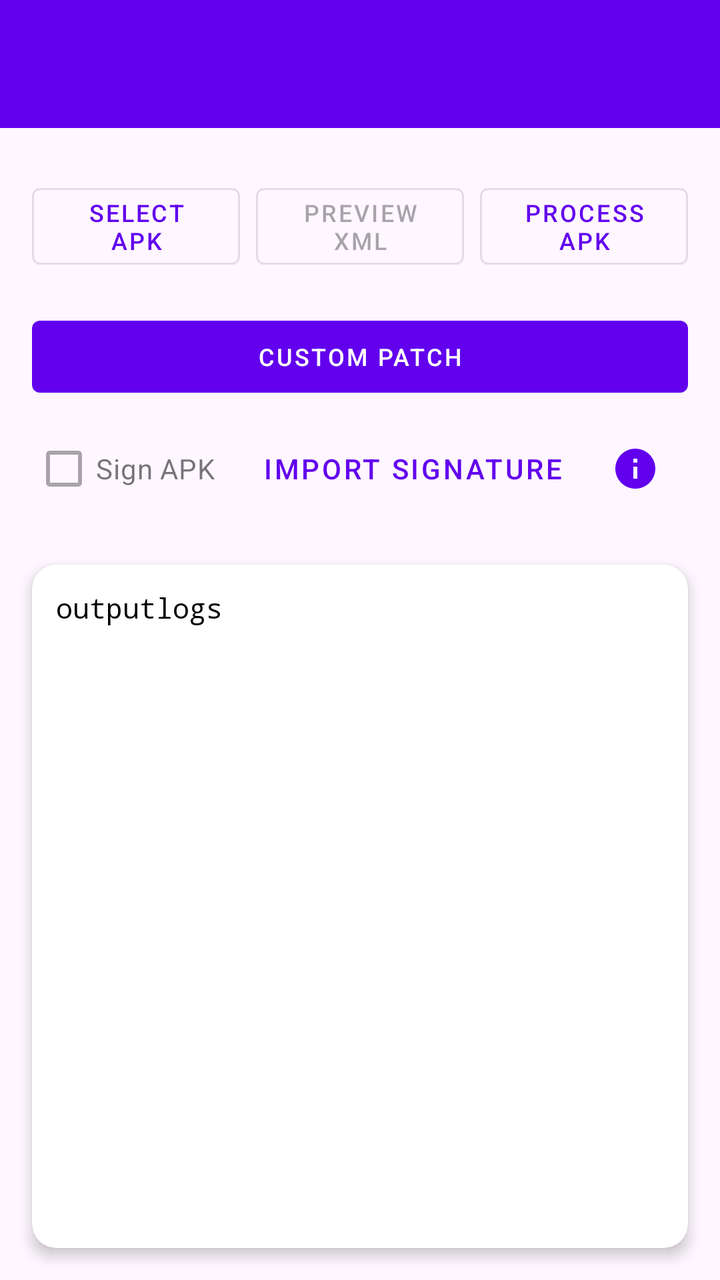
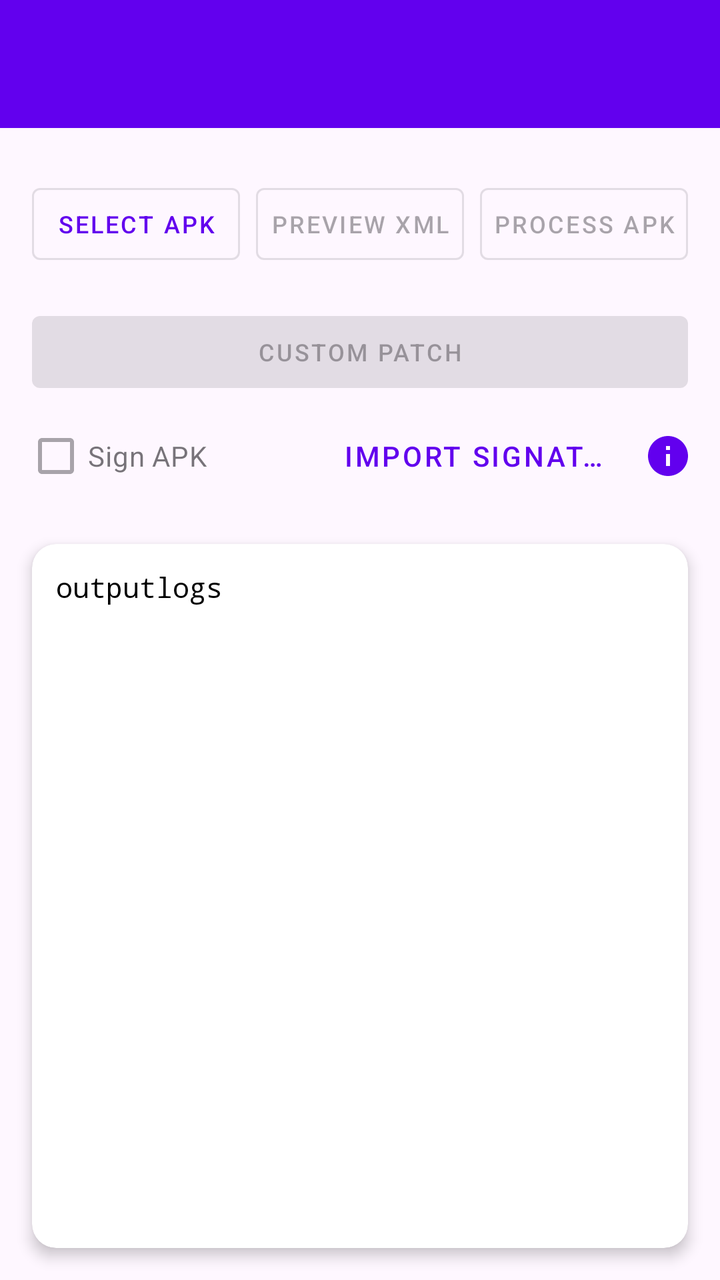

An Android layout rendered at two revisions. The XML below is the earlier revision; the diff shows what the commit changed to produce the second picture.
<!-- AndroidManifest.xml: application theme Theme.AMEditor -->
<!-- res/layout/activity_main.xml -->
<?xml version="1.0" encoding="utf-8"?>
<androidx.constraintlayout.widget.ConstraintLayout xmlns:android="http://schemas.android.com/apk/res/android"
    xmlns:app="http://schemas.android.com/apk/res-auto"
    xmlns:tools="http://schemas.android.com/tools"
    android:id="@+id/mainLayout"
    android:layout_width="match_parent"
    android:layout_height="match_parent"
    tools:context=".MainActivity">

    
    <com.google.android.material.appbar.MaterialToolbar
        android:id="@+id/toolbar"
        android:layout_width="0dp"
        android:layout_height="wrap_content"
        android:background="?attr/colorPrimary"
        android:title="@string/app_name"
        android:titleTextColor="@color/white"
        android:paddingTop="30dp"
        android:paddingBottom="1dp"
        app:titleCentered="true"
        app:titleTextAppearance="@style/TextAppearance.AMEditor.Toolbar.Title"
        app:layout_constraintEnd_toEndOf="parent"
        app:layout_constraintStart_toStartOf="parent"
        app:layout_constraintTop_toTopOf="parent" />

    
    <LinearLayout
        android:id="@+id/buttonContainer"
        android:layout_width="0dp"
        android:layout_height="wrap_content"
        android:orientation="horizontal"
        android:gravity="center"
        android:padding="16dp"
        android:layout_marginTop="8dp"
        app:layout_constraintTop_toBottomOf="@id/toolbar"
        app:layout_constraintStart_toStartOf="parent"
        app:layout_constraintEnd_toEndOf="parent">

        <com.google.android.material.button.MaterialButton
            android:id="@+id/selectApkButton"
            android:layout_width="0dp"
            android:layout_height="wrap_content"
            android:layout_marginEnd="4dp"
            android:layout_weight="1"
            android:text="@string/select_apk_button_text"
            style="@style/Widget.MaterialComponents.Button.OutlinedButton"
            android:textSize="12sp"/>

        <com.google.android.material.button.MaterialButton
            android:id="@+id/previewButton"
            android:layout_width="0dp"
            android:layout_height="wrap_content"
            android:layout_marginHorizontal="4dp"
            android:layout_weight="1"
            android:text="Preview XML"
            android:enabled="false"
            style="@style/Widget.MaterialComponents.Button.OutlinedButton"
            android:textSize="12sp"/>

        <com.google.android.material.button.MaterialButton
            android:id="@+id/processButton"
            android:layout_width="0dp"
            android:layout_height="wrap_content"
            android:layout_marginStart="4dp"
            android:layout_weight="1"
            android:text="@string/process_apk_button_text"
            style="@style/Widget.MaterialComponents.Button.OutlinedButton"
            android:textSize="12sp"/>
    </LinearLayout>

    <LinearLayout
        android:id="@+id/customPatchContainer"
        android:layout_width="match_parent"
        android:layout_height="wrap_content"
        android:orientation="horizontal"
        android:gravity="center"
        android:paddingHorizontal="16dp"
        app:layout_constraintTop_toBottomOf="@id/buttonContainer">

        <com.google.android.material.button.MaterialButton
            android:id="@+id/customPatchButton"
            android:layout_width="match_parent"
            android:layout_height="wrap_content"
            android:text="Custom Patch"
            style="@style/Widget.MaterialComponents.Button.UnelevatedButton"
            android:textSize="12sp"/>
    </LinearLayout>

    <LinearLayout
        android:id="@+id/signatureContainer"
        android:layout_width="match_parent"
        android:layout_height="wrap_content"
        android:orientation="horizontal"
        android:gravity="center_vertical"
        android:paddingHorizontal="16dp"
        android:paddingVertical="8dp"
        app:layout_constraintTop_toBottomOf="@id/customPatchContainer"
        app:layout_constraintStart_toStartOf="parent"
        app:layout_constraintEnd_toEndOf="parent">

        <CheckBox
            android:id="@+id/signCheckBox"
            android:layout_width="wrap_content"
            android:layout_height="wrap_content"
            android:text="@string/sign_apk"
            android:enabled="false" />

        <com.google.android.material.button.MaterialButton
            android:id="@+id/importKeyButton"
            android:layout_width="wrap_content"
            android:layout_height="wrap_content"
            android:text="@string/import_signature"
            android:layout_marginStart="16dp"
            style="@style/Widget.MaterialComponents.Button.TextButton"/>

        <ImageButton
            android:id="@+id/infoButton"
            android:layout_width="40dp"
            android:layout_height="40dp"
            android:src="@drawable/ic_info"
            android:background="?attr/selectableItemBackgroundBorderless"
            android:contentDescription="@string/info_icon"
            android:layout_marginStart="8dp"
            android:scaleType="centerInside" />
    </LinearLayout>
    
    
    <androidx.cardview.widget.CardView
        android:id="@+id/logCard"
        android:layout_width="0dp"
        android:layout_height="0dp"
        android:layout_margin="16dp"
        app:cardCornerRadius="12dp"
        app:cardElevation="4dp"
        app:layout_constraintTop_toBottomOf="@id/signatureContainer"
        app:layout_constraintBottom_toBottomOf="parent"
        app:layout_constraintStart_toStartOf="parent"
        app:layout_constraintEnd_toEndOf="parent">

        <ScrollView
            android:id="@+id/logScrollView"
            android:layout_width="match_parent"
            android:layout_height="match_parent"
            android:padding="12dp"
            android:scrollbars="vertical">

            <TextView
                android:id="@+id/logTextView"
                android:layout_width="match_parent"
                android:layout_height="wrap_content"
                android:fontFamily="monospace"
                android:textSize="14sp"
                android:textColor="@android:color/black"
                android:text="@string/Output"
                android:lineSpacingExtra="2dp"/>
        </ScrollView>
    </androidx.cardview.widget.CardView>

</androidx.constraintlayout.widget.ConstraintLayout>
<!-- resources referenced by this layout -->
<resources>
  <color name="white">#FFFFFF</color>
  <!-- drawable ic_info (drawable) -->
  <vector xmlns:android="http://schemas.android.com/apk/res/android"
      android:width="24dp"
      android:height="24dp"
      android:viewportWidth="24"
      android:viewportHeight="24"
      android:tint="@color/purple_500">
      <path
          android:fillColor="@android:color/white"
          android:pathData="M12,2C6.48,2 2,6.48 2,12s4.48,10 10,10 10,-4.48 10,-10S17.52,2 12,2zM13,17h-2v-6h2v6zM13,9h-2L11,7h2v2z"/>
  </vector>
  <string name="Output">outputlogs</string>
  <string name="app_name" translatable="false">Manifest Patcher</string>
  <string name="import_signature">Import Signature</string>
  <string name="info_icon">Info</string>
  <string name="process_apk_button_text" translatable="false">Process APK</string>
  <string name="select_apk_button_text" translatable="false">Select APK</string>
  <string name="sign_apk">Sign APK</string>
  <style name="TextAppearance.AMEditor.Toolbar.Title" parent="TextAppearance.Material3.TitleLarge">
          <item name="android:textStyle">bold</item>
          <item name="android:textColor">@color/white</item>
      </style>
  <style name="Theme.AMEditor" parent="Theme.Material3.Light.NoActionBar">
          
          <item name="colorPrimary">@color/purple_500</item>
          <item name="colorPrimaryVariant">@color/purple_700</item>
          <item name="colorOnPrimary">@color/white</item>
          <item name="colorSecondary">@color/teal_200</item>
          <item name="colorSecondaryVariant">@color/teal_700</item>
          <item name="colorOnSecondary">@color/black</item>
          
          <item name="toolbarStyle">@style/Widget.AMEditor.Toolbar</item>
      </style>
  <color name="purple_500">#6200EE</color>
  <color name="purple_700">#3700B3</color>
  <color name="teal_200">#03DAC5</color>
  <color name="teal_700">#018786</color>
  <color name="black">#000000</color>
  <style name="Widget.AMEditor.Toolbar" parent="Widget.Material3.Toolbar">
          <item name="titleTextAppearance">@style/TextAppearance.AMEditor.Toolbar.Title</item>
      </style>
</resources>

<!-- the commit's change to res/layout/activity_main.xml (unified diff, before → after) -->
@@ -5,23 +5,30 @@
     android:id="@+id/mainLayout"
     android:layout_width="match_parent"
     android:layout_height="match_parent"
+    android:fitsSystemWindows="true"
     tools:context=".MainActivity">
 
-    
-    <com.google.android.material.appbar.MaterialToolbar
-        android:id="@+id/toolbar"
+    <com.google.android.material.appbar.AppBarLayout
+        android:id="@+id/appBarLayout"
         android:layout_width="0dp"
         android:layout_height="wrap_content"
-        android:background="?attr/colorPrimary"
-        android:title="@string/app_name"
-        android:titleTextColor="@color/white"
-        android:paddingTop="30dp"
-        android:paddingBottom="1dp"
-        app:titleCentered="true"
-        app:titleTextAppearance="@style/TextAppearance.AMEditor.Toolbar.Title"
+        android:fitsSystemWindows="true"
         app:layout_constraintEnd_toEndOf="parent"
         app:layout_constraintStart_toStartOf="parent"
-        app:layout_constraintTop_toTopOf="parent" />
+        app:layout_constraintTop_toTopOf="parent">
+
+        <com.google.android.material.appbar.MaterialToolbar
+            android:id="@+id/toolbar"
+            android:layout_width="match_parent"
+            android:layout_height="?attr/actionBarSize"
+            android:background="?attr/colorPrimary"
+            android:title="@string/app_name"
+            android:titleTextColor="@color/white"
+            app:titleCentered="true"
+            app:titleTextAppearance="@style/TextAppearance.AMEditor.Toolbar.Title"
+            app:theme="@style/ThemeOverlay.AMEditor.Toolbar" />
+
+    </com.google.android.material.appbar.AppBarLayout>
 
     
     <LinearLayout
@@ -32,7 +39,7 @@
         android:gravity="center"
         android:padding="16dp"
         android:layout_marginTop="8dp"
-        app:layout_constraintTop_toBottomOf="@id/toolbar"
+        app:layout_constraintTop_toBottomOf="@id/appBarLayout"
         app:layout_constraintStart_toStartOf="parent"
         app:layout_constraintEnd_toEndOf="parent">
 
@@ -40,90 +47,116 @@
             android:id="@+id/selectApkButton"
             android:layout_width="0dp"
             android:layout_height="wrap_content"
+            android:layout_weight="1"
             android:layout_marginEnd="4dp"
-            android:layout_weight="1"
             android:text="@string/select_apk_button_text"
-            style="@style/Widget.MaterialComponents.Button.OutlinedButton"
-            android:textSize="12sp"/>
+            android:textSize="12sp"
+            android:minWidth="0dp"
+            android:paddingHorizontal="4dp"
+            style="@style/Widget.MaterialComponents.Button.OutlinedButton" />
 
         <com.google.android.material.button.MaterialButton
             android:id="@+id/previewButton"
             android:layout_width="0dp"
             android:layout_height="wrap_content"
+            android:layout_weight="1"
             android:layout_marginHorizontal="4dp"
-            android:layout_weight="1"
             android:text="Preview XML"
             android:enabled="false"
-            style="@style/Widget.MaterialComponents.Button.OutlinedButton"
-            android:textSize="12sp"/>
+            android:textSize="12sp"
+            android:minWidth="0dp"
+            android:paddingHorizontal="4dp"
+            style="@style/Widget.MaterialComponents.Button.OutlinedButton" />
 
         <com.google.android.material.button.MaterialButton
             android:id="@+id/processButton"
             android:layout_width="0dp"
             android:layout_height="wrap_content"
+            android:layout_weight="1"
             android:layout_marginStart="4dp"
-            android:layout_weight="1"
             android:text="@string/process_apk_button_text"
-            style="@style/Widget.MaterialComponents.Button.OutlinedButton"
-            android:textSize="12sp"/>
+            android:enabled="false"
+            android:textSize="12sp"
+            android:minWidth="0dp"
+            android:paddingHorizontal="4dp"
+            style="@style/Widget.MaterialComponents.Button.OutlinedButton" />
+
     </LinearLayout>
 
     <LinearLayout
         android:id="@+id/customPatchContainer"
-        android:layout_width="match_parent"
+        android:layout_width="0dp"
         android:layout_height="wrap_content"
         android:orientation="horizontal"
         android:gravity="center"
         android:paddingHorizontal="16dp"
-        app:layout_constraintTop_toBottomOf="@id/buttonContainer">
+        app:layout_constraintTop_toBottomOf="@id/buttonContainer"
+        app:layout_constraintStart_toStartOf="parent"
+        app:layout_constraintEnd_toEndOf="parent">
 
         <com.google.android.material.button.MaterialButton
             android:id="@+id/customPatchButton"
             android:layout_width="match_parent"
             android:layout_height="wrap_content"
             android:text="Custom Patch"
-            style="@style/Widget.MaterialComponents.Button.UnelevatedButton"
-            android:textSize="12sp"/>
+            android:enabled="false"
+            android:textSize="12sp"
+            style="@style/Widget.MaterialComponents.Button.UnelevatedButton" />
+
     </LinearLayout>
 
+    
     <LinearLayout
         android:id="@+id/signatureContainer"
-        android:layout_width="match_parent"
+        android:layout_width="0dp"
         android:layout_height="wrap_content"
         android:orientation="horizontal"
         android:gravity="center_vertical"
-        android:paddingHorizontal="16dp"
-        android:paddingVertical="8dp"
+        android:paddingStart="12dp"
+        android:paddingEnd="8dp"
+        android:paddingVertical="4dp"
         app:layout_constraintTop_toBottomOf="@id/customPatchContainer"
         app:layout_constraintStart_toStartOf="parent"
         app:layout_constraintEnd_toEndOf="parent">
 
         <CheckBox
             android:id="@+id/signCheckBox"
-            android:layout_width="wrap_content"
+            android:layout_width="0dp"
             android:layout_height="wrap_content"
+            android:layout_weight="1"
             android:text="@string/sign_apk"
-            android:enabled="false" />
+            android:enabled="false"
+            android:ellipsize="end"
+            android:maxLines="1"
+            android:minWidth="0dp" />
 
         <com.google.android.material.button.MaterialButton
             android:id="@+id/importKeyButton"
-            android:layout_width="wrap_content"
+            android:layout_width="0dp"
             android:layout_height="wrap_content"
+            android:layout_weight="1"
+            android:layout_marginStart="4dp"
             android:text="@string/import_signature"
-            android:layout_marginStart="16dp"
-            style="@style/Widget.MaterialComponents.Button.TextButton"/>
+            android:ellipsize="end"
+            android:maxLines="1"
+            android:minWidth="0dp"
+            android:paddingHorizontal="4dp"
+            style="@style/Widget.MaterialComponents.Button.TextButton" />
 
+        
         <ImageButton
             android:id="@+id/infoButton"
-            android:layout_width="40dp"
-            android:layout_height="40dp"
+            android:layout_width="36dp"
+            android:layout_height="36dp"
+            android:layout_marginStart="4dp"
             android:src="@drawable/ic_info"
             android:background="?attr/selectableItemBackgroundBorderless"
             android:contentDescription="@string/info_icon"
-            android:layout_marginStart="8dp"
-            android:scaleType="centerInside" />
+            android:scaleType="centerInside"
+            android:padding="4dp" />
+
     </LinearLayout>
-    
+
     
     <androidx.cardview.widget.CardView
         android:id="@+id/logCard"
@@ -152,8 +185,10 @@
                 android:textSize="14sp"
                 android:textColor="@android:color/black"
                 android:text="@string/Output"
-                android:lineSpacingExtra="2dp"/>
+                android:lineSpacingExtra="2dp" />
+
         </ScrollView>
+
     </androidx.cardview.widget.CardView>
 
 </androidx.constraintlayout.widget.ConstraintLayout>
<!-- resource entries referenced after the edit -->
@@ -23,6 +23,11 @@
           <item name="android:textStyle">bold</item>
           <item name="android:textColor">@color/white</item>
       </style>
+  <style name="ThemeOverlay.AMEditor.Toolbar" parent="ThemeOverlay.AppCompat.ActionBar">
+          <item name="colorControlNormal">@color/white</item>
+          <item name="android:textColorPrimary">@color/white</item>
+          <item name="actionOverflowMenuStyle">@style/AMEditor.OverflowMenu</item>
+      </style>
   <style name="Theme.AMEditor" parent="Theme.Material3.Light.NoActionBar">
           
           <item name="colorPrimary">@color/purple_500</item>
@@ -31,10 +36,18 @@
           <item name="colorSecondary">@color/teal_200</item>
           <item name="colorSecondaryVariant">@color/teal_700</item>
           <item name="colorOnSecondary">@color/black</item>
+  
           
+          <item name="android:statusBarColor">@android:color/transparent</item>
+          <item name="android:windowLightStatusBar">true</item>
+  
           <item name="toolbarStyle">@style/Widget.AMEditor.Toolbar</item>
       </style>
   <color name="purple_500">#6200EE</color>
+  <style name="AMEditor.OverflowMenu" parent="Widget.AppCompat.Light.PopupMenu.Overflow">
+          <item name="android:popupBackground">@android:color/white</item>
+          <item name="android:textColor">@color/black</item>
+      </style>
   <color name="purple_700">#3700B3</color>
   <color name="teal_200">#03DAC5</color>
   <color name="teal_700">#018786</color>
